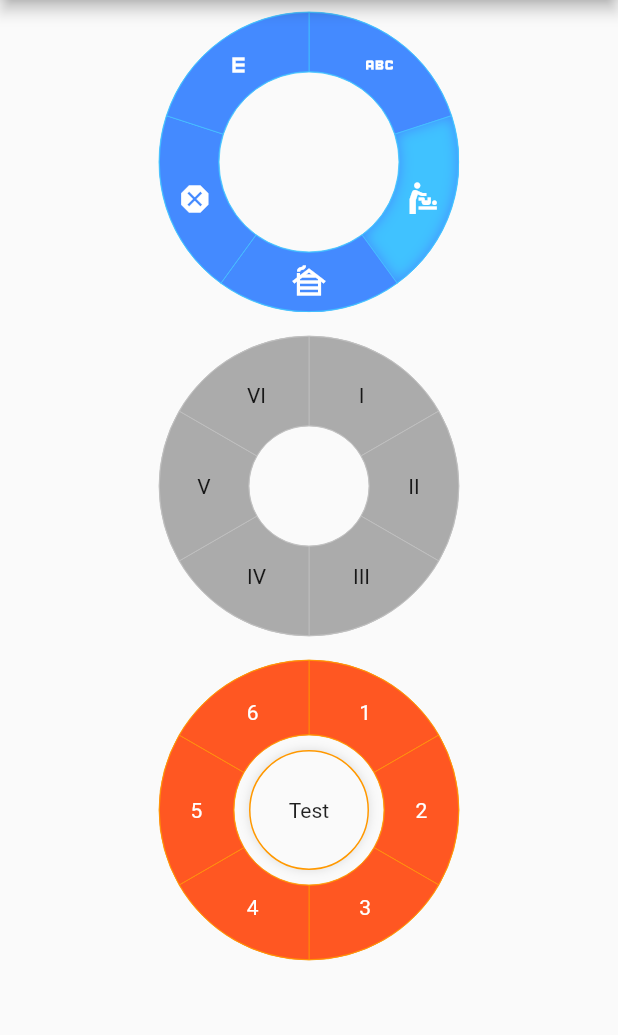
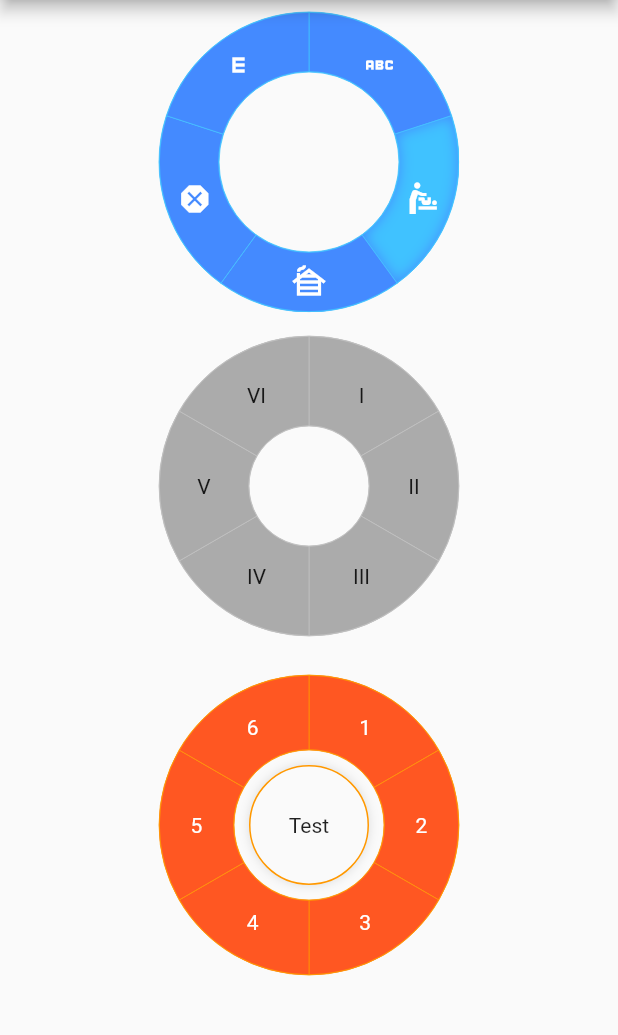
Before and after one commit to mis-kcn/ring_button_group, a Flutter app: the screen it shows after launch, on a phone screen of 412 x 824 dp, the part 84-1119 px from its top. Run offline on Flutter 3.47's test engine with Material 2 defaults, Android fonts, the phone set to English and light mode, and no system bars.

Commit message:
fix layout

```diff
--- a/example/lib/main.dart
+++ b/example/lib/main.dart
@@ -126,7 +126,7 @@ class _MyHomePageState extends State<MyHomePage> {
               // in the middle of the parent.
               child: SizedBox(
                 width: 200,
-                height: 200,
+                height: 220,
                 child: RingButtonGroup(
                   buttonNumber: 6,
                   buttonSize: 50,
--- a/lib/ring_button_group.dart
+++ b/lib/ring_button_group.dart
@@ -1,4 +1,6 @@
 library ring_button_group;
+
+import 'dart:math';
 
 import 'package:flutter/material.dart';
 import 'dart:math' as math;
@@ -55,8 +57,8 @@ class RingButtonGroup extends StatefulWidget {
   //the width of line split the button, note that this is not the border of circle
   final double splitStrokeSize;
 
-  const RingButtonGroup({
-    super.key,
+  const RingButtonGroup(
+      {super.key,
       required this.buttonNumber,
       this.pressedIndex = const {},
       this.onPressed,
@@ -73,8 +75,8 @@ class RingButtonGroup extends StatefulWidget {
       this.labels,
       this.child,
       this.shadowEffect = false,
-    this.splitStrokeSize = 0.5
-  })  : assert(buttonNumber > 1),
+      this.splitStrokeSize = 0.5})
+      : assert(buttonNumber > 1),
         assert(labels != null ? labels.length == buttonNumber : true),
         assert(icons != null ? icons.length == buttonNumber : true),
         assert(type == RingButtonGroupType.SINGLE_SELECTABLE ? pressedIndex.length < 2 : true);
@@ -200,7 +202,12 @@ class RingButtonGroupState extends State<RingButtonGroup> {
       ));
 
       widget.child != null ? widgets.add(widget.child!) : null;
-      return Stack(children: widgets);
+      return Center(
+        child: AspectRatio(
+          aspectRatio: 1,
+          child: Stack(children: widgets),
+        ),
+      );
     });
   }
 }
--- a/pubspec.yaml
+++ b/pubspec.yaml
@@ -1,6 +1,6 @@
 name: ring_button_group
 description: provide a configurable component to support a group of buttons displayed on a sized ring.
-version: 1.1.1
+version: 1.1.2
 homepage: https://github.com/xeric/ring_button_group
 
 environment:
```
Also changed, not shown: example/pubspec.lock. Lines whose indentation alone changed are shown as unchanged.
